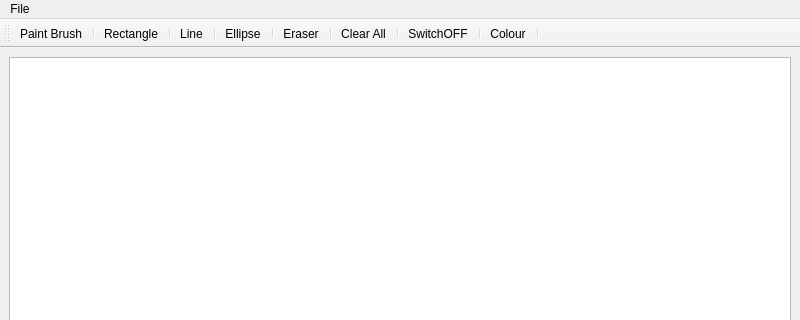
Above: paint.ui from KirillBy/QT_Paint before the change; both pictures show x 0 to 800 and y 0 to 320 of the 800 by 600 pixel window. Below: the same form after it.
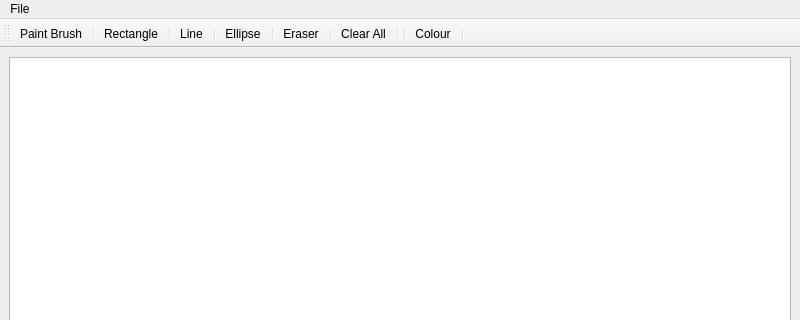
That is the form after the change. Icons and pictures are not drawn.

Diff of the .ui file:
```diff
--- a/paint.ui
+++ b/paint.ui
@@ -61,7 +61,6 @@
    <addaction name="separator"/>
    <addaction name="actionClear_All"/>
    <addaction name="separator"/>
-   <addaction name="actionSwitchOFF"/>
    <addaction name="separator"/>
    <addaction name="actionColour"/>
    <addaction name="separator"/>
@@ -75,15 +74,6 @@
     <string>Paint Brush</string>
    </property>
   </action>
-  <action name="actionSwitchOFF">
-   <property name="icon">
-    <iconset resource="resources.qrc">
-     <normaloff>:/resourses/Delete.png</normaloff>:/resourses/Delete.png</iconset>
-   </property>
-   <property name="text">
-    <string>SwitchOFF</string>
-   </property>
-  </action>
   <action name="actionColour">
    <property name="icon">
     <iconset resource="resources.qrc">
```
